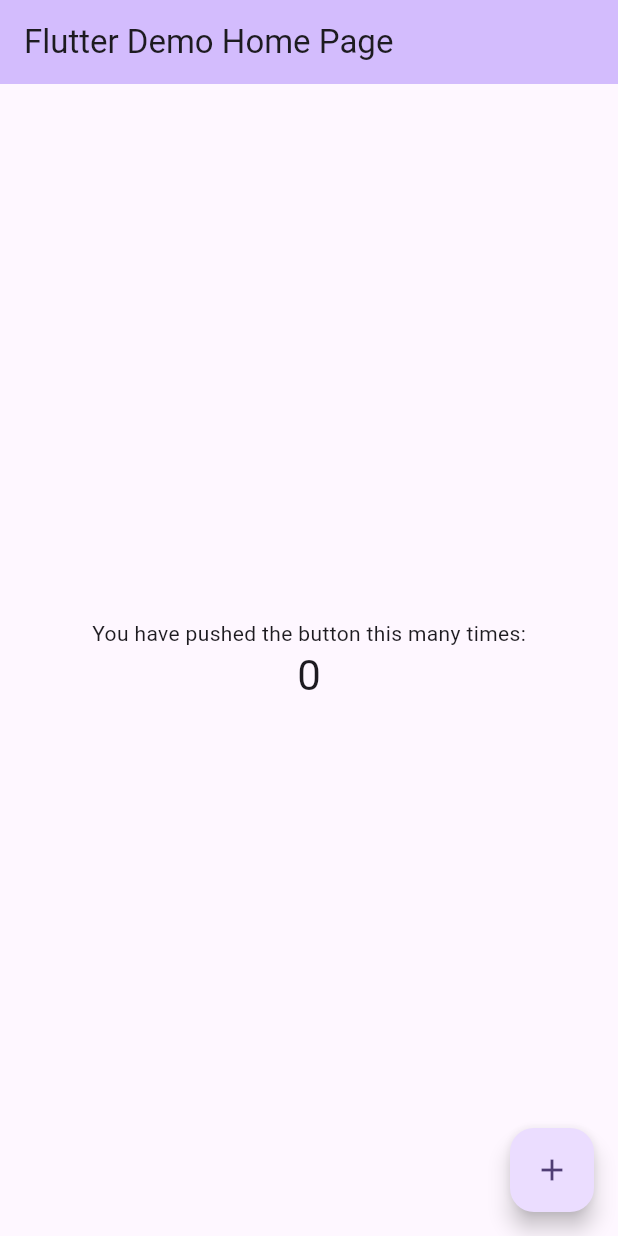
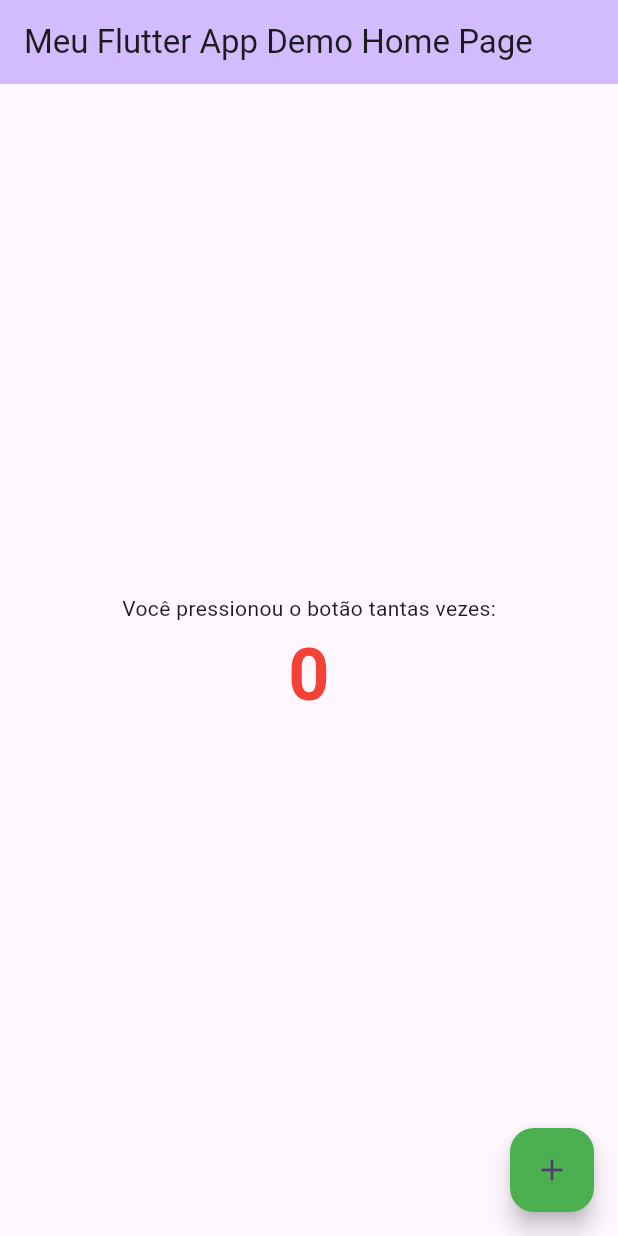
Before and after one commit to leandrog7s/meuflutterapp, a Flutter app: the screen it shows after launch, on a phone screen of 412 x 824 dp. Run offline on Flutter 3.47's test engine with Material 3 defaults, Android fonts, the phone set to English and light mode, and no system bars.

Commit message:
commit 1.0

```diff
--- a/meuappflutter/lib/main.dart
+++ b/meuappflutter/lib/main.dart
@@ -30,7 +30,7 @@ class MyApp extends StatelessWidget {
         // tested with just a hot reload.
         colorScheme: ColorScheme.fromSeed(seedColor: Colors.deepPurple),
       ),
-      home: const MyHomePage(title: 'Flutter Demo Home Page'),
+      home: const MyHomePage(title: 'Meu Flutter App Demo Home Page'),
     );
   }
 }
@@ -104,10 +104,14 @@ class _MyHomePageState extends State<MyHomePage> {
           // wireframe for each widget.
           mainAxisAlignment: MainAxisAlignment.center,
           children: <Widget>[
-            const Text('You have pushed the button this many times:'),
+            const Text('Você pressionou o botão tantas vezes:'),
             Text(
               '$_counter',
-              style: Theme.of(context).textTheme.headlineMedium,
+              style: TextStyle(
+                fontSize: 48, // aumenta o tamanho do texto
+                color: Colors.red, // muda a cor do texto
+                fontWeight: FontWeight.bold, // opcional: deixa em negrito
+              ),
             ),
           ],
         ),
@@ -115,6 +119,7 @@ class _MyHomePageState extends State<MyHomePage> {
       floatingActionButton: FloatingActionButton(
         onPressed: _incrementCounter,
         tooltip: 'Increment',
+        backgroundColor: Colors.green, // muda a cor do botão
         child: const Icon(Icons.add),
       ), // This trailing comma makes auto-formatting nicer for build methods.
     );
```
